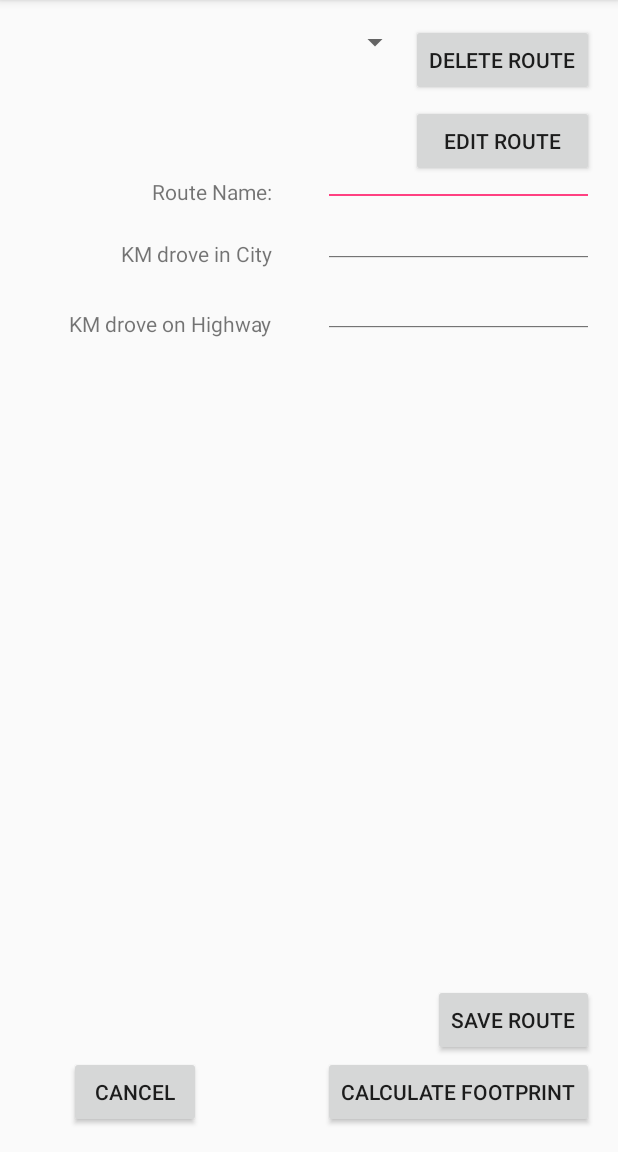
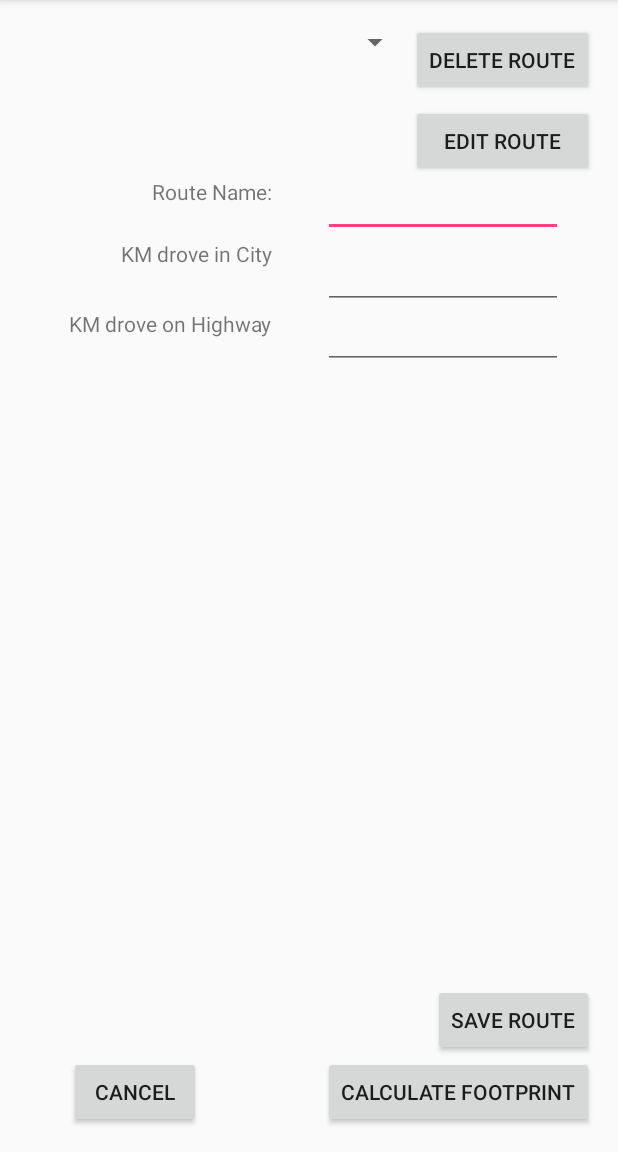
Before and after one commit to Asteriw/CMPT276-CarbonTracker, an Android app: the SelectRoute screen opened directly, with no data from a screen before it, on a phone screen of 412 x 824 dp, the part 84-1236 px from its top. Run offline under Robolectric (Android 15) with nearby library versions, the phone set to English and light mode, and no system bars.

Commit message:
master push, correcting route

```diff
--- a/CarbonFootprintTracker/app/src/main/res/layout/activity_select_route.xml
+++ b/CarbonFootprintTracker/app/src/main/res/layout/activity_select_route.xml
@@ -54,22 +54,23 @@
         android:layout_height="wrap_content"
         android:inputType="textPersonName"
         android:ems="10"
-        android:layout_above="@+id/txtCity"
         android:layout_toRightOf="@+id/txtRouteName"
         android:layout_toEndOf="@+id/txtRouteName"
-        android:id="@+id/editTextName"
-        android:layout_alignTop="@+id/txtRouteName" />
+        android:id="@+id/editName"
+        android:layout_alignTop="@+id/txtRouteName"
+        android:textSize="14sp" />
 
     <EditText
         android:layout_width="wrap_content"
         android:layout_height="wrap_content"
         android:inputType="number"
         android:ems="10"
-        android:layout_alignLeft="@+id/editTextName"
-        android:layout_alignStart="@+id/editTextName"
-        android:id="@+id/editTextCity"
+        android:layout_alignLeft="@+id/editName"
+        android:layout_alignStart="@+id/editName"
+        android:id="@+id/editCity"
         android:layout_alignTop="@+id/txtCity"
-        android:layout_alignBottom="@+id/txtCity" />
+        android:textSize="14sp"
+        android:layout_above="@+id/editHighway" />
 
     <EditText
         android:layout_width="wrap_content"
@@ -78,10 +79,11 @@
         android:ems="10"
         android:layout_alignTop="@+id/txtHighway"
         android:layout_toEndOf="@+id/txtHighway"
-        android:id="@+id/editTextHighway"
-        android:layout_alignBottom="@+id/txtHighway"
-        android:layout_alignLeft="@+id/editTextCity"
-        android:layout_alignStart="@+id/editTextCity" />
+        android:layout_toRightOf="@id/txtHighway"
+        android:id="@+id/editHighway"
+        android:layout_alignLeft="@+id/editCity"
+        android:layout_alignStart="@+id/editCity"
+        android:textSize="14sp" />
 
     <Button
         android:text="@android:string/cancel"
@@ -135,7 +137,7 @@
         android:text="@string/btn_edit_route"
         android:layout_width="wrap_content"
         android:layout_height="wrap_content"
-        android:layout_above="@+id/editTextName"
+        android:layout_above="@+id/editName"
         android:layout_alignLeft="@+id/btnDelete"
         android:layout_alignStart="@+id/btnDelete"
         android:id="@+id/btnEdit"
```
Also changed, not shown: CarbonFootprintTracker/app/src/main/java/com/cmpt276/kenneyw/carbonfootprinttracker/EditRouteFragment.java (+30 -25 lines), CarbonFootprintTracker/app/src/main/java/com/cmpt276/kenneyw/carbonfootprinttracker/SelectRoute.java (+81 -21 lines).
